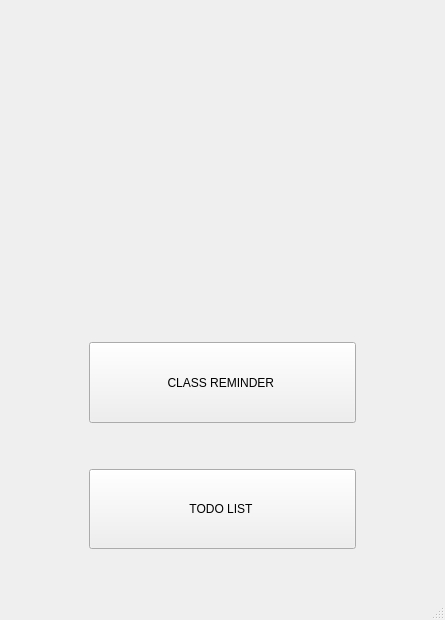
Above: first/menu.ui from Devikarb/TIME4CLASS before the change. Below: the same form after it.
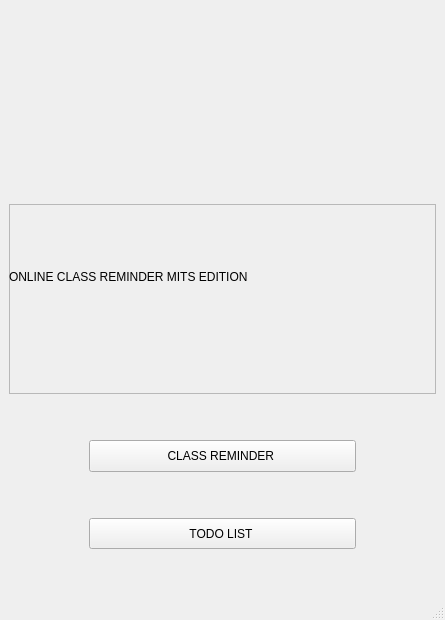
That is the form after the change. Icons and pictures are not drawn.

Patch:
```diff
--- a/first/menu.ui
+++ b/first/menu.ui
@@ -30,6 +30,8 @@
   </property>
   <widget class="QWidget" name="centralwidget">
    <layout class="QGridLayout" name="gridLayout">
+    <item row="1" column="0">
+     <layout class="QGridLayout" name="gridLayout_2">
     <item row="0" column="0">
      <widget class="QLabel" name="label_pic">
       <property name="text">
@@ -69,7 +71,7 @@
            <enum>Qt::Vertical</enum>
           </property>
           <property name="sizeType">
-           <enum>QSizePolicy::Preferred</enum>
+             <enum>QSizePolicy::Maximum</enum>
           </property>
           <property name="sizeHint" stdset="0">
            <size>
@@ -119,6 +121,10 @@
             <verstretch>0</verstretch>
            </sizepolicy>
           </property>
+            <property name="styleSheet">
+             <string notr="true">border-color: qlineargradient(spread:pad, x1:0, y1:0, x2:1, y2:0, stop:0 rgba(0, 0, 0, 255), stop:1 rgba(255, 255, 255, 255));
+font: 75 11pt &quot;Terminal&quot;;</string>
+            </property>
           <property name="text">
            <string>TODO LIST </string>
           </property>
@@ -157,6 +163,34 @@
          </size>
         </property>
        </spacer>
+        </item>
+       </layout>
+      </item>
+      <item row="1" column="0">
+       <widget class="QFrame" name="frame">
+        <property name="frameShape">
+         <enum>QFrame::StyledPanel</enum>
+        </property>
+        <property name="frameShadow">
+         <enum>QFrame::Raised</enum>
+        </property>
+        <widget class="QLabel" name="label">
+         <property name="geometry">
+          <rect>
+           <x>0</x>
+           <y>30</y>
+           <width>421</width>
+           <height>86</height>
+          </rect>
+         </property>
+         <property name="styleSheet">
+          <string notr="true">font: 75 11pt &quot;Terminal&quot;;</string>
+         </property>
+         <property name="text">
+          <string>ONLINE CLASS REMINDER MITS EDITION</string>
+         </property>
+        </widget>
+       </widget>
       </item>
      </layout>
     </item>
```
Left out of the diff: 3 changed lines with no effect on the pictures. Lines whose indentation alone changed are shown as unchanged.
